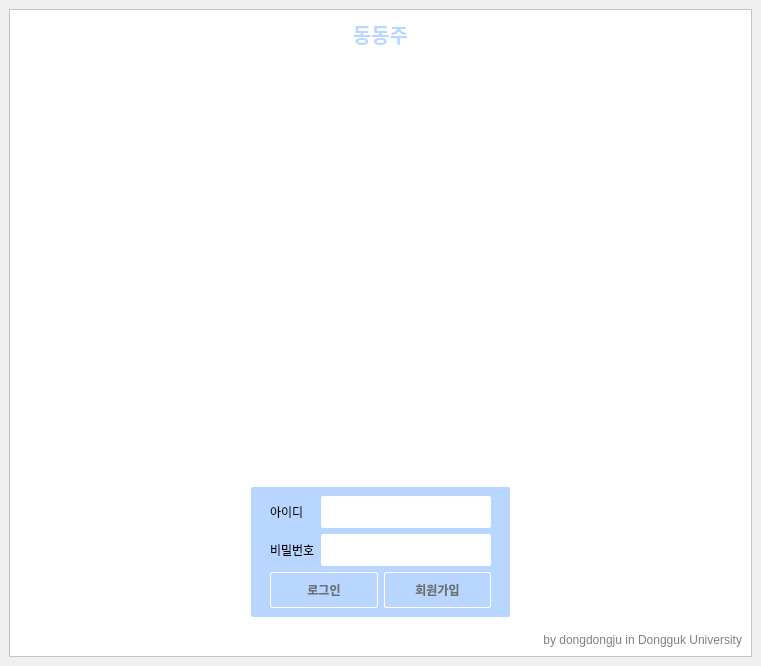
Before: the Qt Designer form Client/mainwindow.ui in incheon-kim/QtMultiChat, drawn with Qt 5.
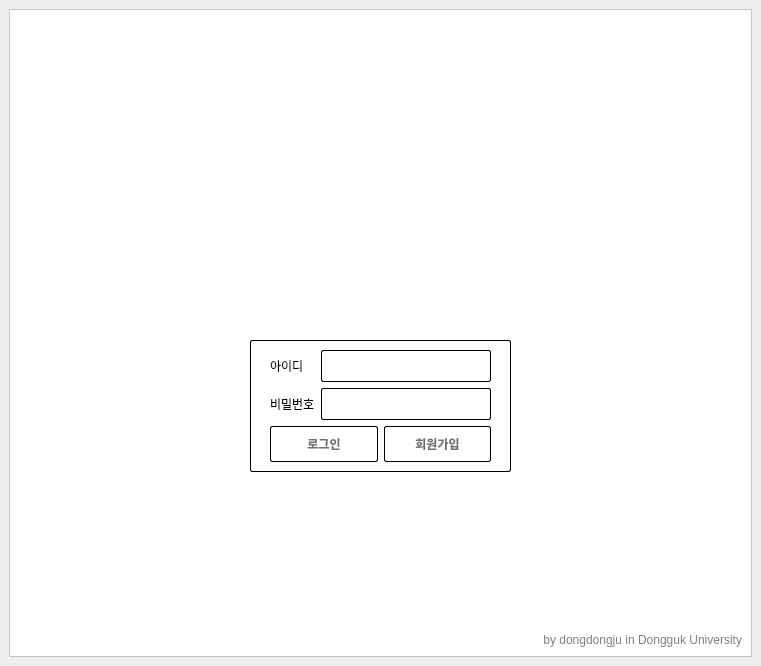
After: the same form once the commit is applied. Icons and pictures are not drawn.

What changed in the file:
```diff
--- a/Client/mainwindow.ui
+++ b/Client/mainwindow.ui
@@ -92,22 +92,6 @@
        <enum>QFrame::Raised</enum>
       </property>
       <layout class="QVBoxLayout" name="verticalLayout_4">
-       <item>
-        <widget class="QLabel" name="upperLabel">
-         <property name="styleSheet">
-          <string notr="true"/>
-         </property>
-         <property name="text">
-          <string>&lt;html&gt;&lt;head/&gt;&lt;body&gt;&lt;p align=&quot;center&quot;&gt;&lt;span style=&quot; font-weight:600; color:#b8d6ff;&quot;&gt;동동주&lt;/span&gt;&lt;/p&gt;&lt;/body&gt;&lt;/html&gt;</string>
-         </property>
-         <property name="textFormat">
-          <enum>Qt::AutoText</enum>
-         </property>
-         <property name="alignment">
-          <set>Qt::AlignCenter</set>
-         </property>
-        </widget>
-       </item>
        <item>
         <widget class="QStackedWidget" name="stackedWidget">
          <property name="styleSheet">
@@ -233,7 +217,8 @@
              </property>
              <property name="styleSheet">
               <string notr="true">border-color: rgb(255, 255, 255);
-background-color: rgb(184, 214, 255);
+border-color: rgb(0, 0, 0);
+background-color: rgb(255, 255, 255);
 alternate-background-color: rgb(255, 255, 255);
 selection-color: rgb(255, 255, 255);</string>
              </property>
@@ -251,7 +236,7 @@
                   <item>
                    <widget class="QLabel" name="IDlabel">
                     <property name="styleSheet">
-                     <string notr="true">background-color: rgb(184, 214, 255);</string>
+                     <string notr="true"/>
                     </property>
                     <property name="text">
                      <string>아이디</string>
@@ -261,7 +246,7 @@
                   <item>
                    <widget class="QLabel" name="PWlable">
                     <property name="styleSheet">
-                     <string notr="true">background-color: rgb(184, 214, 255);</string>
+                     <string notr="true">border-color: rgb(0, 0, 0);</string>
                     </property>
                     <property name="text">
                      <string>비밀번호</string>
@@ -319,7 +304,7 @@
                 <item>
                  <widget class="QPushButton" name="pbLogin">
                   <property name="styleSheet">
-                   <string notr="true">background-color: rgb(184, 214, 255);</string>
+                   <string notr="true">border-color: rgb(0, 0, 0);</string>
                   </property>
                   <property name="text">
                    <string>로그인</string>
@@ -329,7 +314,7 @@
                 <item>
                  <widget class="QPushButton" name="pbSignup">
                   <property name="styleSheet">
-                   <string notr="true">background-color: rgb(184, 214, 255);</string>
+                   <string notr="true">border-color: rgb(0, 0, 0);</string>
                   </property>
                   <property name="text">
                    <string>회원가입</string>
@@ -343,6 +328,12 @@
            </item>
            <item row="0" column="0">
             <widget class="QLabel" name="label">
+             <property name="sizePolicy">
+              <sizepolicy hsizetype="Maximum" vsizetype="Maximum">
+               <horstretch>0</horstretch>
+               <verstretch>0</verstretch>
+              </sizepolicy>
+             </property>
              <property name="layoutDirection">
               <enum>Qt::LeftToRight</enum>
              </property>
```
Left out of the diff: 26 changed lines with no effect on the pictures.
